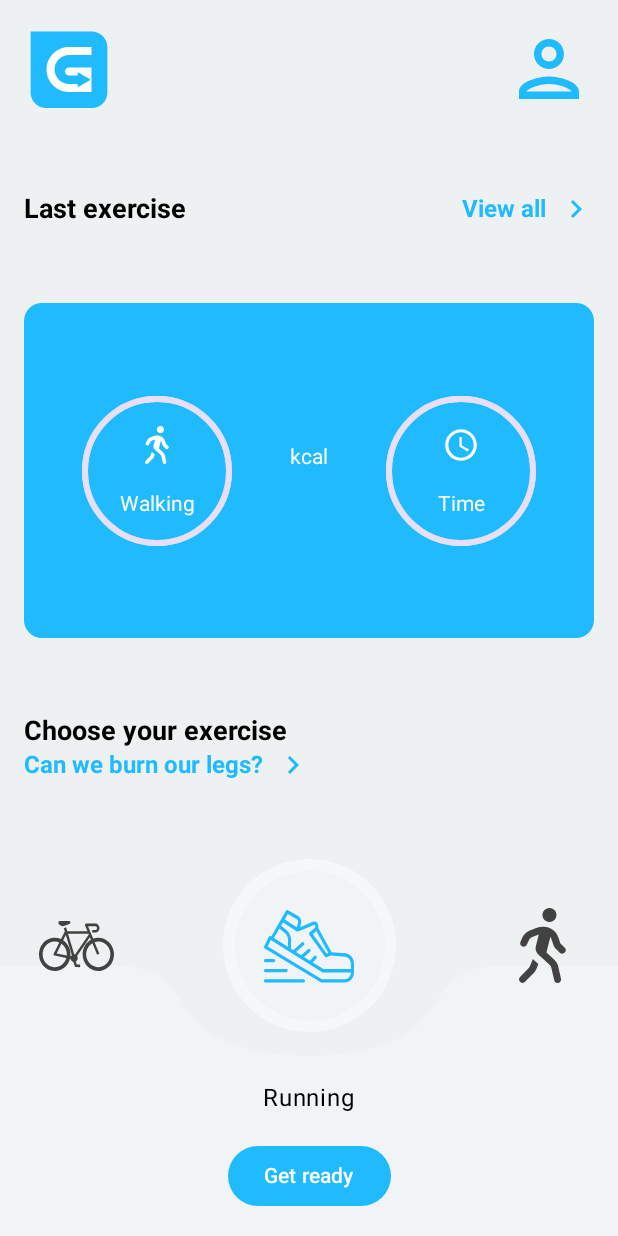
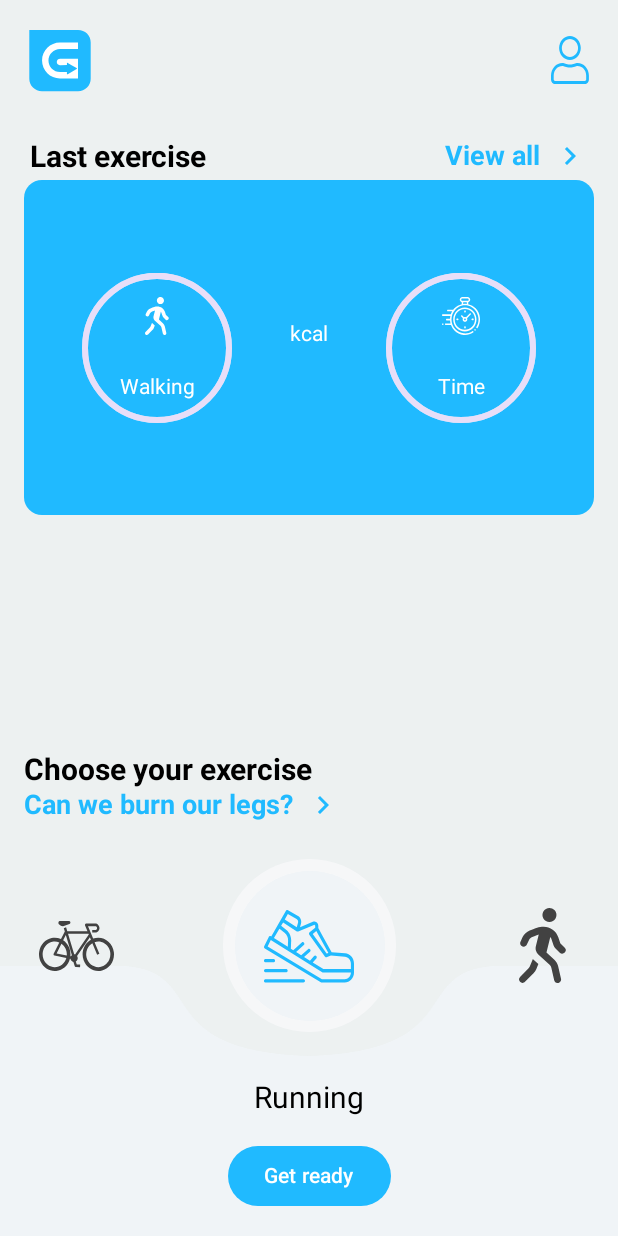
Before and after one commit to hyperether/getgoing-kmp, an Android app built with Jetpack Compose: the GetGoingScreen screen opened through its navigation route, on a phone screen of 412 x 824 dp. Run offline under Robolectric (Android 15) with nearby library versions, the light colour scheme and no system bars; 3 statements that could not run were skipped.

Commit message:
Add icons

```diff
--- a/androidApp/src/main/java/com/hyperether/getgoing_kmp/android/presentation/scenes/getgoing/GetGoingScreen.kt
+++ b/androidApp/src/main/java/com/hyperether/getgoing_kmp/android/presentation/scenes/getgoing/GetGoingScreen.kt
@@ -10,7 +10,6 @@
 import androidx.compose.foundation.layout.padding
 import androidx.compose.material.icons.Icons
 import androidx.compose.material.icons.filled.KeyboardArrowRight
-import androidx.compose.material3.Text
 import androidx.compose.runtime.Composable
 import androidx.compose.runtime.LaunchedEffect
 import androidx.compose.ui.Alignment
@@ -22,11 +21,12 @@
 import com.hyperether.getgoing_kmp.android.R
 import com.hyperether.getgoing_kmp.android.presentation.mock.MockRepo
 import com.hyperether.getgoing_kmp.android.presentation.navigation.Screen
-import com.hyperether.getgoing_kmp.android.presentation.ui.components.BoldLargeText
+import com.hyperether.getgoing_kmp.android.presentation.ui.components.BoldMediumText
 import com.hyperether.getgoing_kmp.android.presentation.ui.components.EndlessListExercise
 import com.hyperether.getgoing_kmp.android.presentation.ui.components.LastExercise
 import com.hyperether.getgoing_kmp.android.presentation.ui.components.LinkWithIcon
 import com.hyperether.getgoing_kmp.android.presentation.ui.components.Logo
+import com.hyperether.getgoing_kmp.android.presentation.ui.components.MediumText
 import com.hyperether.getgoing_kmp.android.presentation.ui.components.PrimaryButton
 import com.hyperether.getgoing_kmp.android.presentation.ui.components.Profile
 import com.hyperether.getgoing_kmp.android.presentation.ui.components.ShapedColumn
@@ -75,12 +75,17 @@
                     })
                 }
 
+                Column(modifier = Modifier
+                    .weight(1f)
+                    .padding(top = 24.dp)) {
                     Row(
-                    modifier = Modifier.fillMaxWidth(),
+                        modifier = Modifier
+                            .fillMaxWidth()
+                            .padding(4.dp),
                         horizontalArrangement = Arrangement.SpaceBetween,
                         verticalAlignment = Alignment.CenterVertically
                     ) {
-                    BoldLargeText(text = stringResource(R.string.last_exercise))
+                        BoldMediumText(text = stringResource(R.string.last_exercise))
                         LinkWithIcon("View all", Icons.Default.KeyboardArrowRight)
                     }
 
@@ -92,10 +97,10 @@
                         viewModel.lastRouteDuration.value,
                         viewModel.lastRouteTimeProgress.floatValue
                     )
+                }
 
-
-                Column {
-                    BoldLargeText(text = "Choose your exercise")
+                Column(modifier = Modifier.padding(bottom = 24.dp)) {
+                    BoldMediumText(text = "Choose your exercise")
                     LinkWithIcon(text = "Can we burn our legs?")
                 }
 
@@ -117,7 +122,7 @@
             horizontalAlignment = Alignment.CenterHorizontally,
             verticalArrangement = Arrangement.SpaceBetween
         ) {
-            Text(text = viewModel.exerciseState.value)
+            MediumText(text = viewModel.exerciseState.value)
 
             PrimaryButton("Get ready") {
                 if (isUserCreated(viewModel.user)) {
--- a/androidApp/src/main/java/com/hyperether/getgoing_kmp/android/presentation/scenes/tracking/TrackingScreen.kt
+++ b/androidApp/src/main/java/com/hyperether/getgoing_kmp/android/presentation/scenes/tracking/TrackingScreen.kt
@@ -26,7 +26,7 @@
 import com.google.maps.android.compose.rememberCameraPositionState
 import com.hyperether.getgoing_kmp.android.presentation.mock.MockRepo
 import com.hyperether.getgoing_kmp.android.presentation.ui.components.AppToolbarDynamic
-import com.hyperether.getgoing_kmp.android.presentation.ui.components.BoldLargeText
+import com.hyperether.getgoing_kmp.android.presentation.ui.components.BoldMediumText
 import com.hyperether.getgoing_kmp.android.presentation.ui.components.CirceButtonContainer
 import com.hyperether.getgoing_kmp.android.presentation.ui.components.GGShape
 import com.hyperether.getgoing_kmp.android.presentation.ui.components.PlayButton
@@ -103,7 +103,7 @@
             verticalArrangement = Arrangement.SpaceEvenly,
             horizontalAlignment = Alignment.CenterHorizontally
         ) {
-            BoldLargeText(text = viewModel.distanceState.value)
+            BoldMediumText(text = viewModel.distanceState.value)
             Row(
                 modifier = Modifier.fillMaxWidth(),
                 horizontalArrangement = Arrangement.SpaceEvenly,
--- a/androidApp/src/main/java/com/hyperether/getgoing_kmp/android/presentation/ui/components/Buttons.kt
+++ b/androidApp/src/main/java/com/hyperether/getgoing_kmp/android/presentation/ui/components/Buttons.kt
@@ -1,15 +1,14 @@
 package com.hyperether.getgoing_kmp.android.presentation.ui.components
 
 import androidx.compose.foundation.clickable
+import androidx.compose.foundation.layout.Column
 import androidx.compose.foundation.layout.Row
 import androidx.compose.foundation.layout.padding
 import androidx.compose.foundation.layout.size
 import androidx.compose.foundation.shape.RoundedCornerShape
 import androidx.compose.material.icons.Icons
 import androidx.compose.material.icons.automirrored.filled.ArrowBack
-import androidx.compose.material.icons.filled.Clear
 import androidx.compose.material.icons.filled.KeyboardArrowRight
-import androidx.compose.material.icons.filled.PlayArrow
 import androidx.compose.material3.Button
 import androidx.compose.material3.ButtonDefaults
 import androidx.compose.material3.Icon
@@ -21,12 +20,15 @@
 import androidx.compose.ui.Alignment
 import androidx.compose.ui.Modifier
 import androidx.compose.ui.graphics.vector.ImageVector
+import androidx.compose.ui.res.painterResource
 import androidx.compose.ui.res.stringResource
 import androidx.compose.ui.text.TextStyle
 import androidx.compose.ui.text.font.FontWeight
+import androidx.compose.ui.tooling.preview.Preview
 import androidx.compose.ui.unit.dp
 import androidx.compose.ui.unit.sp
 import com.hyperether.getgoing_kmp.android.R
+import com.hyperether.getgoing_kmp.android.presentation.ui.theme.GetgoingkmpTheme
 
 @Composable
 fun LinkWithIcon(text: String, icon: ImageVector? = null, click: () -> Unit = {}) {
@@ -38,7 +40,7 @@
             text = text,
             style = TextStyle.Default.copy(
                 fontWeight = FontWeight.Bold,
-                fontSize = 16.sp,
+                fontSize = 18.sp,
                 color = MaterialTheme.colorScheme.primary
             )
         )
@@ -74,8 +76,10 @@
             .padding(1.dp)
     ) {
         Icon(
-            modifier = Modifier.size(100.dp),
-            imageVector = if (isRunning) Icons.Filled.Clear else Icons.Filled.PlayArrow,
+            modifier = Modifier.size(50.dp),
+            painter = if (isRunning) painterResource(id = R.drawable.ic_pouse) else painterResource(
+                id = R.drawable.ic_play
+            ),
             contentDescription = "Play button",
             tint = MaterialTheme.colorScheme.primary
         )
@@ -119,3 +123,15 @@
         Text("Cancel")
     }
 }
+
+@Preview
+@Composable
+private fun ButtonsPreview() {
+    GetgoingkmpTheme {
+        Column {
+            PlayButton {
+
+            }
+        }
+    }
+}
--- a/androidApp/src/main/java/com/hyperether/getgoing_kmp/android/presentation/ui/components/ContainerComponents.kt
+++ b/androidApp/src/main/java/com/hyperether/getgoing_kmp/android/presentation/ui/components/ContainerComponents.kt
@@ -12,6 +12,7 @@
 import androidx.compose.foundation.layout.fillMaxSize
 import androidx.compose.foundation.layout.fillMaxWidth
 import androidx.compose.foundation.layout.height
+import androidx.compose.foundation.layout.padding
 import androidx.compose.foundation.layout.size
 import androidx.compose.foundation.pager.HorizontalPager
 import androidx.compose.foundation.pager.rememberPagerState
@@ -200,7 +201,7 @@
                 null -> {
                     Icon(
                         modifier = Modifier.size(25.dp),
-                        imageVector = Icons.Default.AccessTime,
+                        painter = painterResource(id = R.drawable.ic_timer),
                         contentDescription = "Activity icon",
                         tint = MaterialTheme.colorScheme.onPrimary
                     )
@@ -213,7 +214,8 @@
                 style = TextStyle.Default.copy(
                     fontSynthesis = FontSynthesis.None,
                     color = MaterialTheme.colorScheme.onPrimary
-                )
+                ),
+                modifier = Modifier.padding(4.dp)
             )
             Text(
                 text = type?.value ?: "Time",
--- a/androidApp/src/main/java/com/hyperether/getgoing_kmp/android/presentation/ui/components/Icons.kt
+++ b/androidApp/src/main/java/com/hyperether/getgoing_kmp/android/presentation/ui/components/Icons.kt
@@ -1,11 +1,8 @@
 package com.hyperether.getgoing_kmp.android.presentation.ui.components
 
-import androidx.compose.foundation.layout.padding
+import androidx.compose.foundation.clickable
 import androidx.compose.foundation.layout.size
-import androidx.compose.material.icons.Icons
-import androidx.compose.material.icons.outlined.Person
 import androidx.compose.material3.Icon
-import androidx.compose.material3.IconButton
 import androidx.compose.material3.MaterialTheme
 import androidx.compose.runtime.Composable
 import androidx.compose.ui.Modifier
@@ -16,7 +13,7 @@
 import com.hyperether.getgoing_kmp.android.R
 
 @Composable
-fun Logo(size: Dp = 60.dp) {
+fun Logo(size: Dp = 48.dp) {
     Icon(
         modifier = Modifier.size(size),
         painter = painterResource(id = R.drawable.ic_logo_light),
@@ -26,13 +23,11 @@
 }
 
 @Composable
-fun Profile(size: Dp = 60.dp, click: () -> Unit = {}) {
-    IconButton(onClick = { click() }, modifier = Modifier.size(size).padding(0.dp)) {
-        Icon(
-            imageVector = Icons.Outlined.Person,
-            contentDescription = "Profile icon",
-            tint = MaterialTheme.colorScheme.primary,
-            modifier = Modifier.size(size),
-        )
-    }
+fun Profile(click: () -> Unit = {}) {
+    Icon(
+        painter = painterResource(id = R.drawable.ic_user),
+        contentDescription = "Profile icon",
+        tint = MaterialTheme.colorScheme.primary,
+        modifier = Modifier.size(32.dp).clickable { click() },
+    )
 }
--- a/androidApp/src/main/java/com/hyperether/getgoing_kmp/android/presentation/ui/components/Texts.kt
+++ b/androidApp/src/main/java/com/hyperether/getgoing_kmp/android/presentation/ui/components/Texts.kt
@@ -14,10 +14,18 @@
 import androidx.compose.ui.unit.sp
 
 @Composable
-fun BoldLargeText(text: String, color: Color = MaterialTheme.colorScheme.onBackground) {
+fun BoldMediumText(text: String, color: Color = MaterialTheme.colorScheme.onBackground) {
     Text(
         text = text,
-        style = TextStyle.Default.copy(fontWeight = FontWeight.Bold, fontSize = 18.sp)
+        style = TextStyle.Default.copy(fontWeight = FontWeight.Bold, fontSize = 20.sp)
+    )
+}
+
+@Composable
+fun MediumText(text: String, color: Color = MaterialTheme.colorScheme.onBackground) {
+    Text(
+        text = text,
+        style = TextStyle.Default.copy(fontSize = 20.sp)
     )
 }
 
--- /dev/null
+++ b/androidApp/src/main/res/drawable/ic_play.xml
@@ -0,0 +1,9 @@
+<vector xmlns:android="http://schemas.android.com/apk/res/android"
+    android:width="45dp"
+    android:height="50dp"
+    android:viewportHeight="200"
+    android:viewportWidth="175">
+    <path
+        android:fillColor="@color/my_profile_icon2"
+        android:pathData="M165.786,83.851 L28.282,2.563C17.11,-4.037 0,2.37 0,18.698L0,181.23A18.734,18.734 0,0 0,28.282 197.363l137.5,-81.247A18.729,18.729 0,0 0,165.786 83.851Z" />
+</vector>
--- /dev/null
+++ b/androidApp/src/main/res/drawable/ic_pouse.xml
@@ -0,0 +1,9 @@
+<vector xmlns:android="http://schemas.android.com/apk/res/android"
+    android:width="50dp"
+    android:height="50dp"
+    android:viewportHeight="175"
+    android:viewportWidth="175">
+    <path
+        android:fillColor="#20baff"
+        android:pathData="M18.75,175h37.5A18.755,18.755 0,0 0,75 156.25v-137.5a18.755,18.755 0,0 0,-18.75 -18.75L18.75,0A18.755,18.755 0,0 0,0 18.75v137.5A18.755,18.755 0,0 0,18.75 175ZM12.5,18.75a6.268,6.268 0,0 1,6.25 -6.25h37.5a6.268,6.268 0,0 1,6.25 6.25v137.5a6.268,6.268 0,0 1,-6.25 6.25L18.75,162.5a6.268,6.268 0,0 1,-6.25 -6.25ZM118.75,175h37.5A18.755,18.755 0,0 0,175 156.25v-137.5a18.755,18.755 0,0 0,-18.75 -18.75h-37.5A18.755,18.755 0,0 0,100 18.75v137.5A18.755,18.755 0,0 0,118.75 175ZM112.5,18.75a6.268,6.268 0,0 1,6.25 -6.25h37.5a6.268,6.268 0,0 1,6.25 6.25v137.5a6.268,6.268 0,0 1,-6.25 6.25h-37.5a6.268,6.268 0,0 1,-6.25 -6.25Z" />
+</vector>
--- /dev/null
+++ b/androidApp/src/main/res/drawable/ic_timer.xml
@@ -0,0 +1,33 @@
+<vector xmlns:android="http://schemas.android.com/apk/res/android"
+    android:width="25dp"
+    android:height="25dp"
+    android:viewportHeight="200"
+    android:viewportWidth="205.263">
+    <path
+        android:fillColor="#fff"
+        android:pathData="M204.867,109.624a82.877,82.877 0,0 0,-23.32 -49.95,80.169 80.169,0 0,0 -39.6,-22.072L141.947,27.262a13.859,13.859 0,0 0,-3.29 -27.262L109.789,-0a13.859,13.859 0,0 0,-3.29 27.262L106.499,37.631a80.166,80.166 0,0 0,-39.48 22.044,82.224 82.224,0 0,0 -6.807,7.841c-0.1,-0.008 -0.2,-0.015 -0.3,-0.015L31.338,67.501a4.07,4.07 0,0 0,0 8.139L54.756,75.64a82.162,82.162 0,0 0,-7.114 15.641L4.009,91.281a4.07,4.07 0,0 0,0 8.139L45.377,99.42a83.919,83.919 0,0 0,-1.99 15.642L25.658,115.062a4.07,4.07 0,0 0,0 8.139L43.515,123.201a83.763,83.763 0,0 0,2.5 15.642L20.046,138.843a4.07,4.07 0,0 0,0 8.139L48.577,146.982a81.87,81.87 0,0 0,18.442 28.947,80.641 80.641,0 0,0 49.259,23.676q3.973,0.4 7.946,0.4A80.309,80.309 0,0 0,168.419 186.738a4.107,4.107 0,0 0,1.172 -5.631,3.973 3.973,0 0,0 -5.547,-1.189 72.451,72.451 0,0 1,-91.355 -9.749,74.94 74.94,0 0,1 0,-104.742 72.285,72.285 0,0 1,103.189 0,75.228 75.228,0 0,1 9.656,92.65 4.107,4.107 0,0 0,1.179 5.629,3.973 3.973,0 0,0 5.546,-1.2A83.439,83.439 0,0 0,204.867 109.624ZM104.176,13.838a5.662,5.662 0,0 1,5.613 -5.7h28.866a5.7,5.7 0,0 1,0 11.394L109.789,19.532A5.662,5.662 0,0 1,104.176 13.838ZM114.517,36.238L114.517,27.672h19.409v8.545A80.485,80.485 0,0 0,114.517 36.232Z" />
+    <path
+        android:fillColor="#fff"
+        android:pathData="M178.416,169.095a4.056,4.056 0,1 0,2.866 1.188A4.074,4.074 0,0 0,178.416 169.095Z" />
+    <path
+        android:fillColor="#fff"
+        android:pathData="M123.373,55.218A62.891,62.891 0,1 0,186.265 118.109,62.963 62.963,0 0,0 123.373,55.218ZM123.373,172.893A54.783,54.783 0,1 1,178.156 118.109,54.845 54.845,0 0,1 123.373,172.893Z" />
+    <path
+        android:fillColor="#fff"
+        android:pathData="M149.759,86.394l-20.08,20.08a12.566,12.566 0,0 0,-11.13 0l-8.987,-8.987a4.054,4.054 0,0 0,-5.734 5.733l8.987,8.987a12.6,12.6 0,1 0,22.6 0L154.905,92.715h0l0.589,-0.589a4.054,4.054 0,0 0,-5.733 -5.733ZM124.114,122.262a4.49,4.49 0,1 1,4.49 -4.49A4.494,4.494 0,0 1,124.114 122.26Z" />
+    <path
+        android:fillColor="#fff"
+        android:pathData="M167.126,113.798h-3.756a4.054,4.054 0,1 0,0 8.108h3.756a4.054,4.054 0,0 0,0 -8.108Z" />
+    <path
+        android:fillColor="#fff"
+        android:pathData="M85.166,113.699h-3.756a4.054,4.054 0,1 0,0 8.108h3.756a4.054,4.054 0,1 0,0 -8.108Z" />
+    <path
+        android:fillColor="#fff"
+        android:pathData="M124.322,82.102a4.054,4.054 0,0 0,4.054 -4.054v-3.756a4.054,4.054 0,1 0,-8.108 0v3.756A4.054,4.054 0,0 0,124.322 82.102Z" />
+    <path
+        android:fillColor="#fff"
+        android:pathData="M124.224,153.507a4.054,4.054 0,0 0,-4.054 4.054L120.17,161.314a4.054,4.054 0,1 0,8.108 0v-3.756A4.054,4.054 0,0 0,124.224 153.507Z" />
+    <path
+        android:fillColor="#fff"
+        android:pathData="M4.054,138.862a4.054,4.054 0,1 0,2.866 6.92,4.054 4.054,0 0,0 -2.866,-6.92Z" />
+</vector>
--- /dev/null
+++ b/androidApp/src/main/res/drawable/ic_user.xml
@@ -0,0 +1,24 @@
+<vector xmlns:android="http://schemas.android.com/apk/res/android"
+    xmlns:aapt="http://schemas.android.com/aapt"
+    android:width="30dp"
+    android:height="38dp"
+    android:viewportHeight="200"
+    android:viewportWidth="175">
+    <path android:pathData="M122.5,112.5c-11.21,0 -16.6,6.25 -35,6.25s-23.75,-6.25 -35,-6.25A52.51,52.51 0,0 0,0 165L0,181.25A18.75,18.75 0,0 0,18.75 200h137.5A18.75,18.75 0,0 0,175 181.25L175,165A52.51,52.51 0,0 0,122.5 112.5ZM162.5,181.25a6.27,6.27 0,0 1,-6.25 6.25L18.75,187.5A6.27,6.27 0,0 1,12.5 181.25L12.5,165a40.03,40.03 0,0 1,40 -40c7.66,0 15.27,6.25 35,6.25 19.69,0 27.34,-6.25 35,-6.25a40.03,40.03 0,0 1,40 40ZM87.5,100a50,50 0,0 0,50 -50,50 50,0 0,0 -50,-50 50,50 0,0 0,-50 50A50,50 0,0 0,87.5 100ZM87.5,12.5A37.56,37.56 0,0 1,125 50,37.56 37.56,0 0,1 87.5,87.5 37.56,37.56 0,0 1,50 50,37.56 37.56,0 0,1 87.5,12.5Z">
+        <aapt:attr name="android:fillColor">
+            <gradient
+                android:endX="90.13"
+                android:endY="200"
+                android:startX="12.6"
+                android:startY="-105.8"
+                android:type="linear">
+                <item
+                    android:color="@color/primaryButton"
+                    android:offset="0" />
+                <item
+                    android:color="@color/primaryButton2"
+                    android:offset="1" />
+            </gradient>
+        </aapt:attr>
+    </path>
+</vector>
```
Lines whose indentation alone changed are shown as unchanged.
